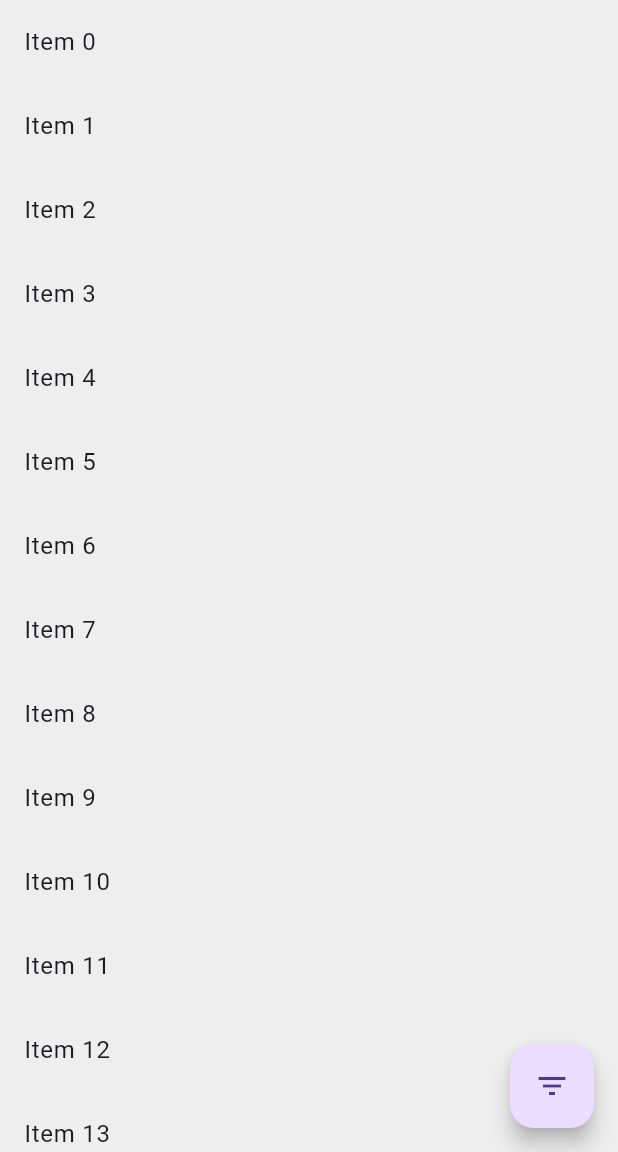
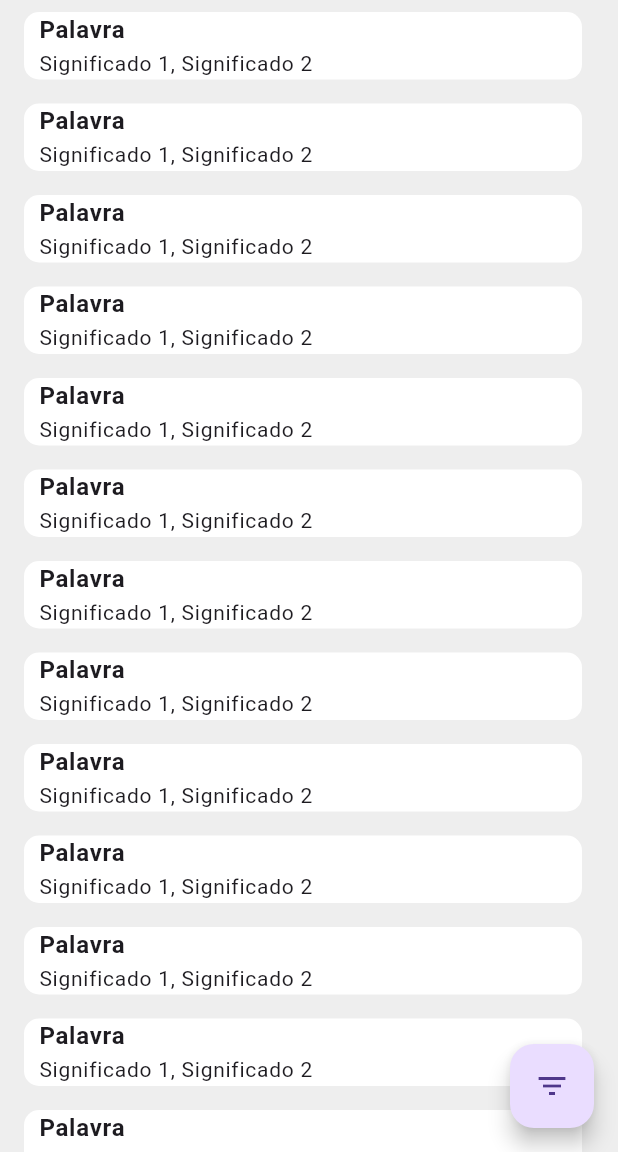
Before and after one commit to MarcosPrintes001/WawaiDictionary, a Flutter app: the HomePage screen opened directly, on a phone screen of 412 x 824 dp, the part 84-1236 px from its top. Run offline on Flutter 3.47's test engine with Material 3 defaults, Android fonts, the phone set to English and light mode, and no system bars; our stand-ins replace font_awesome_flutter, google_fonts.

Commit message:
starting make words

```diff
--- /dev/null
+++ b/lib/components/word.dart
@@ -0,0 +1,40 @@
+import 'package:flutter/material.dart';
+
+class WordComponent extends StatelessWidget {
+  final VoidCallback onTap;
+
+  const WordComponent({super.key, required this.onTap});
+
+  @override
+  Widget build(BuildContext context) {
+    return GestureDetector(
+      onTap: onTap,
+      child: Container(
+        decoration: BoxDecoration(
+          color: Colors.white,
+          borderRadius: BorderRadius.circular(10),
+        ),
+        padding: const EdgeInsets.only(left: 10.0),
+        width: double.infinity,
+        child: const Column(
+          crossAxisAlignment: CrossAxisAlignment.start,
+          children: [
+            Text(
+              'Palavra',
+              style: TextStyle(
+                fontWeight: FontWeight.bold,
+                fontSize: 16.0,
+              ),
+            ),
+            Text(
+              'Significado 1, Significado 2',
+              style: TextStyle(
+                fontSize: 14.0,
+              ),
+            ),
+          ],
+        ),
+      ),
+    );
+  }
+}
--- a/lib/main.dart
+++ b/lib/main.dart
@@ -2,6 +2,7 @@ import 'package:flutter/material.dart';
 import 'package:waiwai_dictionary/screens/about.dart';
 import 'package:waiwai_dictionary/screens/home.dart';
 import 'package:waiwai_dictionary/screens/login.dart';
+import 'package:waiwai_dictionary/screens/word.dart';
 
 //Função principal Flutter
 void main() {
@@ -16,7 +17,7 @@ class MyApp extends StatelessWidget {
   Widget build(BuildContext context) {
     return const MaterialApp(
       debugShowCheckedModeBanner: false,
-      home: Sobre(),
+      home: HomePage(),
     );
   }
 
--- a/lib/screens/login.dart
+++ b/lib/screens/login.dart
@@ -130,7 +130,7 @@ class _LoginPageState extends State<LoginPage> {
                       height: 12,
                     ),
 
-                    //BOTÂO LOGAR
+//BOTÂO LOGAR
                     ElevatedButton(
                       style: ElevatedButton.styleFrom(
                         backgroundColor: Colors.black,
@@ -165,7 +165,7 @@ class _LoginPageState extends State<LoginPage> {
                       height: 10,
                     ),
 
-                    //REGISTRAR AGORA
+//REGISTRAR AGORA
                     ElevatedButton(
                       style: ElevatedButton.styleFrom(
                         backgroundColor: Colors.white,
```
Also changed, not shown: lib/components/modal.dart (added, +48 -0 lines), lib/components/sidebar.dart (+16 -2 lines), lib/screens/about.dart (+9 -3 lines), lib/screens/home.dart (+15 -52 lines), lib/screens/word.dart (added, +42 -0 lines).
